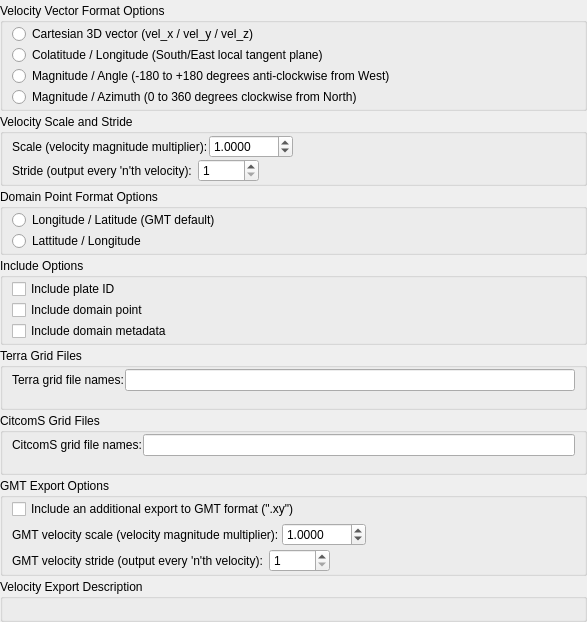
Above: src/qt-widgets/ExportVelocityOptionsWidgetUi.ui from GPlates/GPlates before the change. Below: the same form after it.
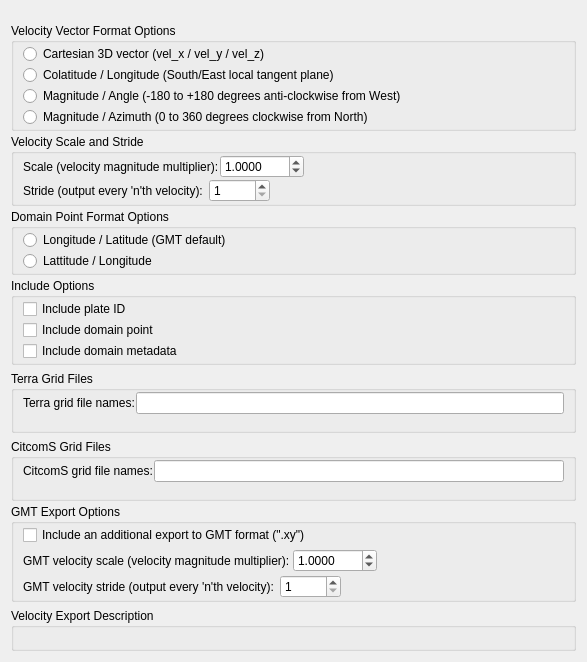
That is the form after the change.

What changed in the file:
```diff
--- a/src/qt-widgets/ExportVelocityOptionsWidgetUi.ui
+++ b/src/qt-widgets/ExportVelocityOptionsWidgetUi.ui
@@ -7,19 +7,16 @@
     <x>0</x>
     <y>0</y>
     <width>587</width>
-    <height>532</height>
+    <height>650</height>
    </rect>
   </property>
   <property name="windowTitle">
    <string>Form</string>
   </property>
-  <layout class="QVBoxLayout" name="verticalLayout_11">
-   <property name="spacing">
-    <number>3</number>
-   </property>
-   <property name="margin">
-    <number>0</number>
-   </property>
+  <layout class="QVBoxLayout" name="verticalLayout_13">
+   <item>
+    <widget class="QWidget" name="widget_velocity_smoothing_options" native="true"/>
+   </item>
    <item>
     <widget class="QWidget" name="widget_file_options" native="true"/>
    </item>
```
